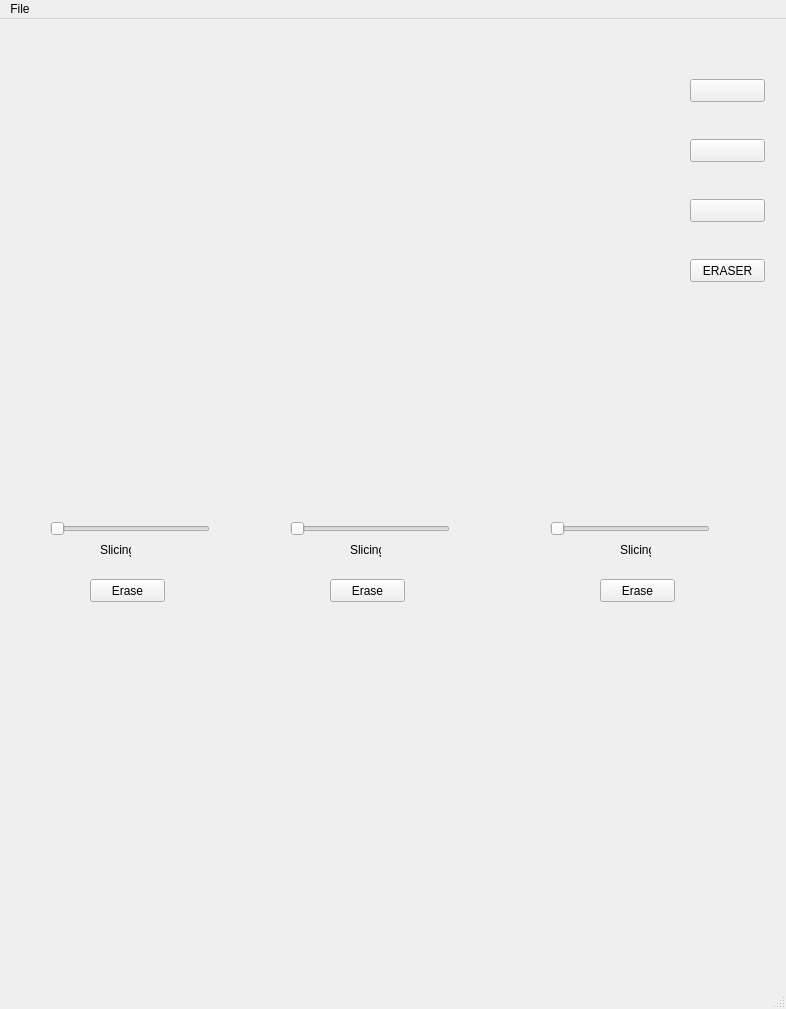
First picture: the form in VolVis.ui, repository krishnaprasadsoundararajan/VolVis, before the edit.
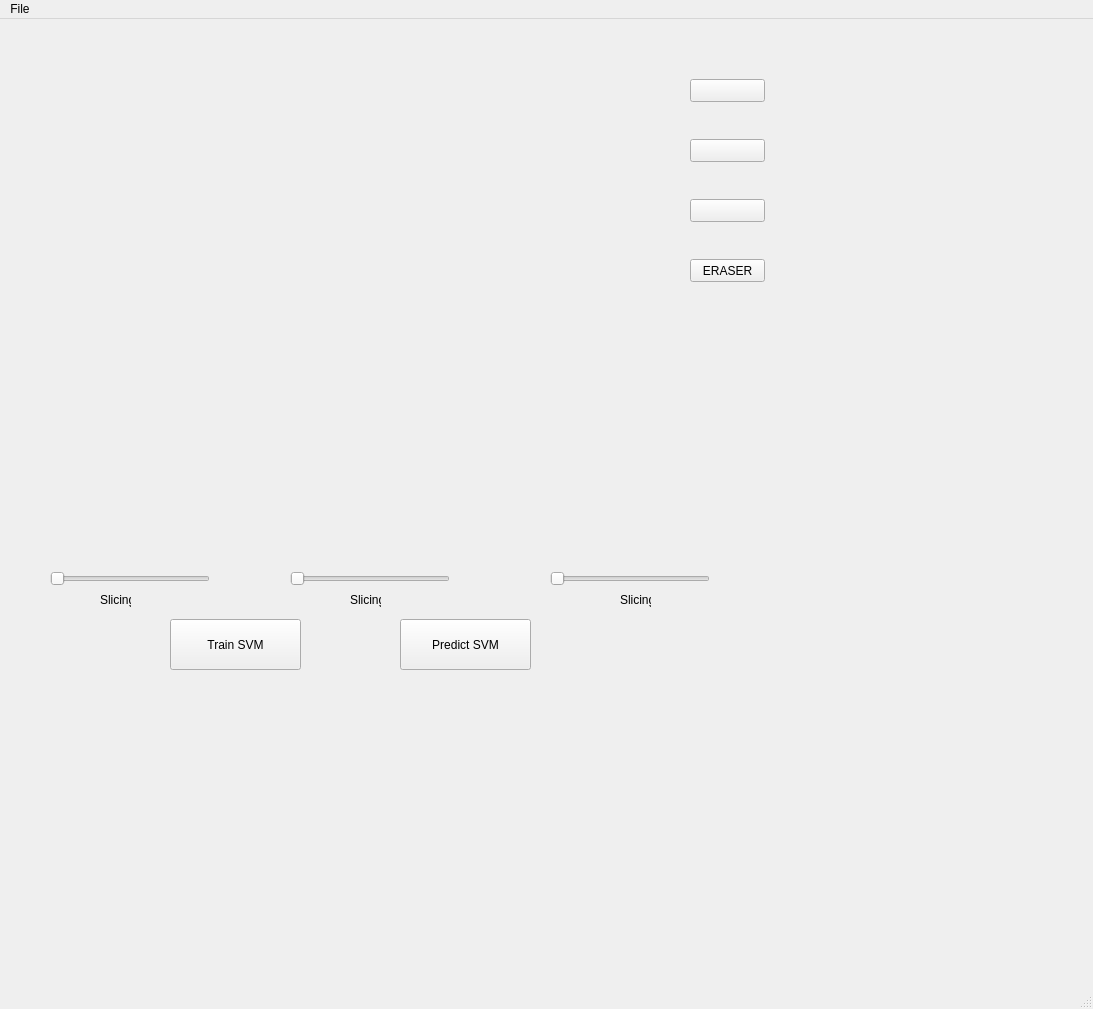
Second picture: the form after the edit. Custom widgets are drawn as their Qt base class.

```diff
--- a/VolVis.ui
+++ b/VolVis.ui
@@ -6,7 +6,7 @@
    <rect>
     <x>0</x>
     <y>0</y>
-    <width>786</width>
+    <width>1093</width>
     <height>1009</height>
    </rect>
   </property>
@@ -21,7 +21,7 @@
     <property name="geometry">
      <rect>
       <x>50</x>
-      <y>500</y>
+      <y>550</y>
       <width>160</width>
       <height>19</height>
      </rect>
@@ -34,7 +34,7 @@
     <property name="geometry">
      <rect>
       <x>50</x>
-      <y>280</y>
+      <y>330</y>
       <width>201</width>
       <height>201</height>
      </rect>
@@ -44,7 +44,7 @@
     <property name="geometry">
      <rect>
       <x>550</x>
-      <y>280</y>
+      <y>330</y>
       <width>201</width>
       <height>201</height>
      </rect>
@@ -54,7 +54,7 @@
     <property name="geometry">
      <rect>
       <x>290</x>
-      <y>280</y>
+      <y>330</y>
       <width>201</width>
       <height>201</height>
      </rect>
@@ -64,7 +64,7 @@
     <property name="geometry">
      <rect>
       <x>550</x>
-      <y>500</y>
+      <y>550</y>
       <width>160</width>
       <height>19</height>
      </rect>
@@ -77,7 +77,7 @@
     <property name="geometry">
      <rect>
       <x>290</x>
-      <y>500</y>
+      <y>550</y>
       <width>160</width>
       <height>19</height>
      </rect>
@@ -90,7 +90,7 @@
     <property name="geometry">
      <rect>
       <x>100</x>
-      <y>520</y>
+      <y>570</y>
       <width>31</width>
       <height>21</height>
      </rect>
@@ -103,7 +103,7 @@
     <property name="geometry">
      <rect>
       <x>350</x>
-      <y>520</y>
+      <y>570</y>
       <width>31</width>
       <height>21</height>
      </rect>
@@ -116,7 +116,7 @@
     <property name="geometry">
      <rect>
       <x>620</x>
-      <y>520</y>
+      <y>570</y>
       <width>31</width>
       <height>21</height>
      </rect>
@@ -174,45 +174,6 @@
      <string/>
     </property>
    </widget>
-   <widget class="QPushButton" name="clearLeft">
-    <property name="geometry">
-     <rect>
-      <x>90</x>
-      <y>560</y>
-      <width>75</width>
-      <height>23</height>
-     </rect>
-    </property>
-    <property name="text">
-     <string>Erase</string>
-    </property>
-   </widget>
-   <widget class="QPushButton" name="clearCenter">
-    <property name="geometry">
-     <rect>
-      <x>330</x>
-      <y>560</y>
-      <width>75</width>
-      <height>23</height>
-     </rect>
-    </property>
-    <property name="text">
-     <string>Erase</string>
-    </property>
-   </widget>
-   <widget class="QPushButton" name="clearRight">
-    <property name="geometry">
-     <rect>
-      <x>600</x>
-      <y>560</y>
-      <width>75</width>
-      <height>23</height>
-     </rect>
-    </property>
-    <property name="text">
-     <string>Erase</string>
-    </property>
-   </widget>
    <widget class="QPushButton" name="pushButtonEraser">
     <property name="geometry">
      <rect>
@@ -226,13 +187,49 @@
      <string>ERASER</string>
     </property>
    </widget>
+   <widget class="QPushButton" name="TrainSVM">
+    <property name="geometry">
+     <rect>
+      <x>170</x>
+      <y>600</y>
+      <width>131</width>
+      <height>51</height>
+     </rect>
+    </property>
+    <property name="text">
+     <string>Train SVM</string>
+    </property>
+   </widget>
+   <widget class="QPushButton" name="PredictSVM">
+    <property name="geometry">
+     <rect>
+      <x>400</x>
+      <y>600</y>
+      <width>131</width>
+      <height>51</height>
+     </rect>
+    </property>
+    <property name="text">
+     <string>Predict SVM</string>
+    </property>
+   </widget>
+   <widget class="QVTKWidget" name="qvtkWidgetMain" native="true">
+    <property name="geometry">
+     <rect>
+      <x>230</x>
+      <y>30</y>
+      <width>291</width>
+      <height>291</height>
+     </rect>
+    </property>
+   </widget>
   </widget>
   <widget class="QMenuBar" name="menubar">
    <property name="geometry">
     <rect>
      <x>0</x>
      <y>0</y>
-     <width>786</width>
+     <width>1093</width>
      <height>21</height>
     </rect>
    </property>
```
